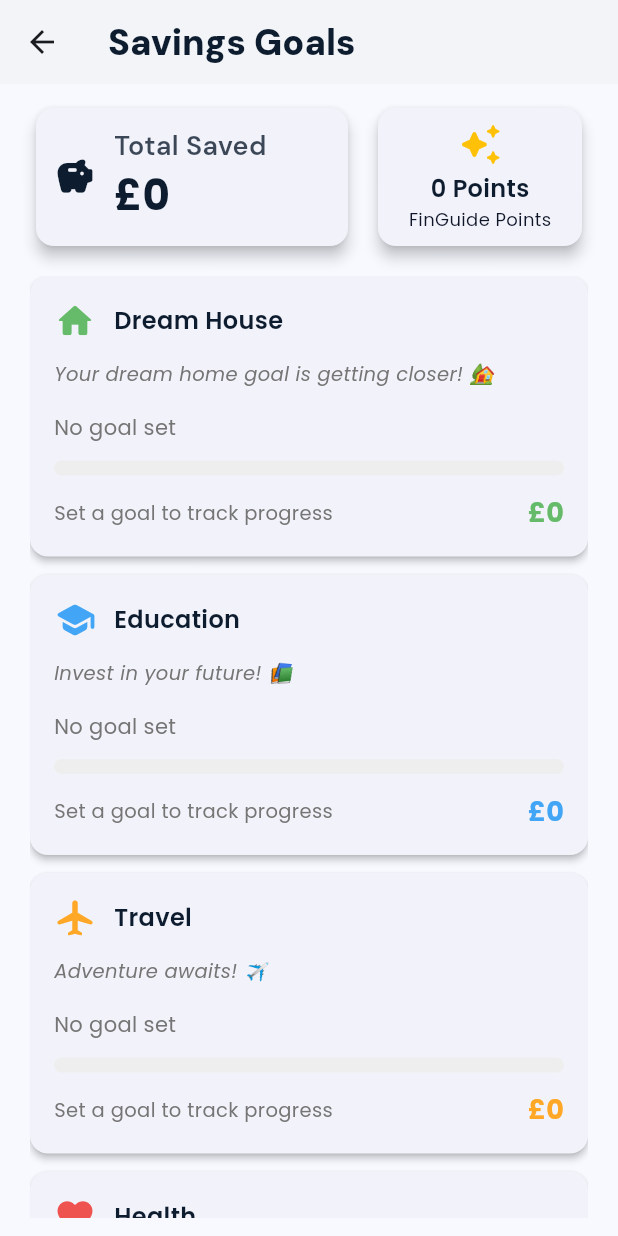
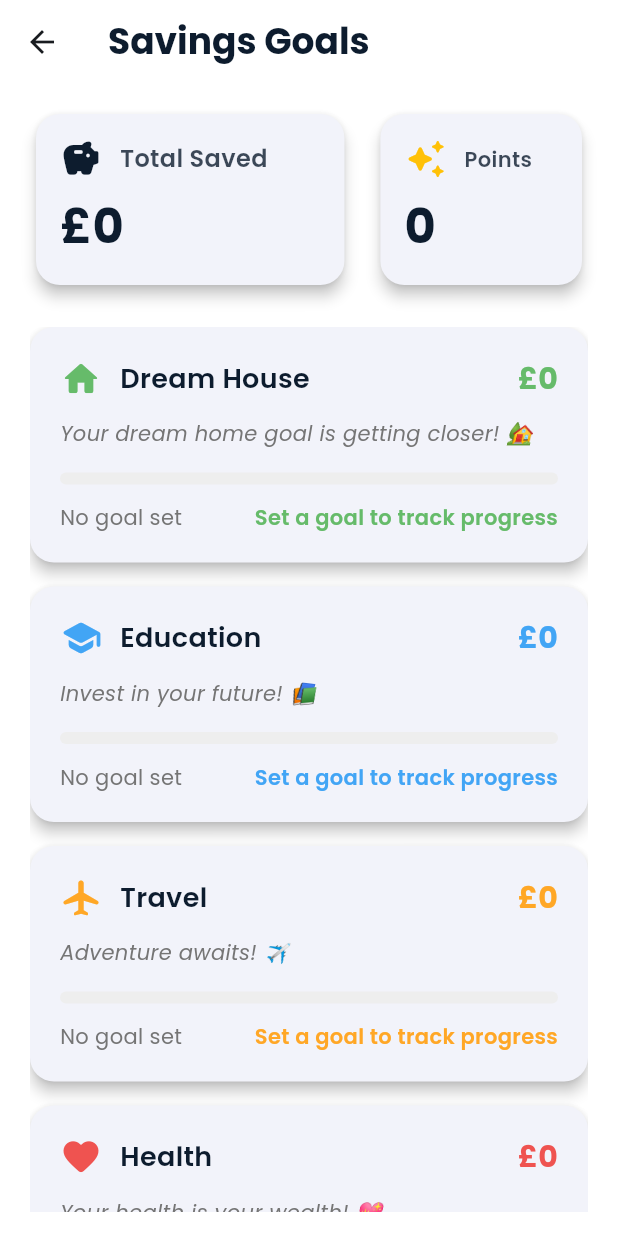
Before and after one commit to bimalsharma07/FinGuide, a Flutter app: the SavingsScreen screen opened directly, on a phone screen of 412 x 824 dp. Run offline on Flutter 3.47's test engine with Material 3 defaults, Android fonts, the phone set to English and light mode, and no system bars; our stand-ins replace animated_text_kit, flutter_svg, google_fonts; network calls fail.

Commit message:
Update savings_screen.dart

```diff
--- a/lib/screens/savings_screen.dart
+++ b/lib/screens/savings_screen.dart
@@ -26,38 +26,38 @@ class _SavingsScreenState extends State<SavingsScreen> {
     final savingsService = Provider.of<SavingsService>(context);
 
     return Scaffold(
+      backgroundColor: Colors.white,
       appBar: AppBar(
-        title: Text('Savings Goals',
-          style: GoogleFonts.dmSans(
-            fontWeight: FontWeight.w900,
+        title: Text(
+          'Savings Goals',
+          style: GoogleFonts.poppins(
+            fontWeight: FontWeight.bold,
             color: primaryColor,
             fontSize: 24,
           ),
         ),
         backgroundColor: Colors.white,
-        elevation: 2,
+        elevation: 0,
       ),
-      body: Padding(
-        padding: const EdgeInsets.symmetric(horizontal: 20.0, vertical: 12.0),
+      body: SafeArea(
+        child: Padding(
+          padding: const EdgeInsets.symmetric(horizontal: 20.0, vertical: 16.0),
           child: Column(
             children: [
-            SizedBox(
-              height: 100,
-              child: Row(
+              Row(
                 children: [
                   Expanded(
                     flex: 3,
                     child: _buildTotalSavingsCard(savingsService),
                   ),
-                  const SizedBox(width: 12),
+                  const SizedBox(width: 16),
                   Expanded(
                     flex: 2,
                     child: _buildPointsCard(savingsService),
                   ),
                 ],
               ),
-            ),
-            const SizedBox(height: 16),
+              const SizedBox(height: 24),
               Expanded(
                 child: ListView(
                   physics: const BouncingScrollPhysics(),
@@ -73,6 +73,7 @@ class _SavingsScreenState extends State<SavingsScreen> {
             ],
           ),
         ),
+      ),
     );
   }
 
@@ -80,32 +81,35 @@ class _SavingsScreenState extends State<SavingsScreen> {
     return Card(
       elevation: 4,
       shape: RoundedRectangleBorder(
-        borderRadius: BorderRadius.circular(12),
+        borderRadius: BorderRadius.circular(16),
       ),
       child: Container(
-        padding: const EdgeInsets.all(12),
-        child: Row(
-          children: [
-            const Icon(Icons.savings_rounded, size: 28, color: Color(0xFF0D1C2E)),
-            const SizedBox(width: 12),
-            Column(
+        padding: const EdgeInsets.all(16),
+        child: Column(
           crossAxisAlignment: CrossAxisAlignment.start,
           children: [
-                Text('Total Saved',
-                  style: GoogleFonts.dmSans(
-                    fontSize: 18,
+            Row(
+              children: [
+                Icon(Icons.savings_rounded, size: 28, color: primaryColor),
+                const SizedBox(width: 12),
+                Text(
+                  'Total Saved',
+                  style: GoogleFonts.poppins(
+                    fontSize: 16,
                     fontWeight: FontWeight.w600,
                     color: primaryColor.withOpacity(0.8),
                   ),
                 ),
-                Text('£${service.totalSavings.toStringAsFixed(0)}', // Use totalSavings getter
+              ],
+            ),
+            const SizedBox(height: 8),
+            Text(
+              '£${service.totalSavings.toStringAsFixed(0)}',
               style: GoogleFonts.poppins(
-                    fontSize: 28,
+                fontSize: 32,
                 fontWeight: FontWeight.bold,
                 color: primaryColor,
               ),
-                ),
-              ],
             ),
           ],
         ),
@@ -141,23 +145,37 @@ class _SavingsScreenState extends State<SavingsScreen> {
     return GestureDetector(
       onTap: () => _showWithdrawalDialog(category, context),
       child: Card(
-        margin: const EdgeInsets.only(bottom: 12),
-        shape: RoundedRectangleBorder(borderRadius: BorderRadius.circular(12)),
-        elevation: 2,
+        margin: const EdgeInsets.only(bottom: 16),
+        shape: RoundedRectangleBorder(borderRadius: BorderRadius.circular(16)),
+        elevation: 4,
         child: Padding(
-          padding: const EdgeInsets.all(16),
+          padding: const EdgeInsets.all(20),
           child: Column(
             crossAxisAlignment: CrossAxisAlignment.start,
+            children: [
+              Row(
+                mainAxisAlignment: MainAxisAlignment.spaceBetween,
                 children: [
                   Row(
                     children: [
                       Icon(icons[category], color: colors[category], size: 28),
                       const SizedBox(width: 12),
-                  Text(category,
+                      Text(
+                        category,
                         style: GoogleFonts.poppins(
                           fontWeight: FontWeight.w600,
-                      fontSize: 16,
+                          fontSize: 18,
                           color: primaryColor,
+                        ),
+                      ),
+                    ],
+                  ),
+                  Text(
+                    '£${amount.toStringAsFixed(0)}',
+                    style: GoogleFonts.poppins(
+                      fontWeight: FontWeight.bold,
+                      color: colors[category]!,
+                      fontSize: 20,
                     ),
                   ),
                 ],
@@ -166,12 +184,23 @@ class _SavingsScreenState extends State<SavingsScreen> {
               Text(
                 _savingsMessages[category]!,
                 style: GoogleFonts.poppins(
-                  fontSize: 13,
+                  fontSize: 14,
                   color: Colors.grey[600],
                   fontStyle: FontStyle.italic,
                 ),
               ),
               const SizedBox(height: 16),
+              LinearProgressIndicator(
+                value: percentage.toDouble(),
+                backgroundColor: Colors.grey[200],
+                valueColor: AlwaysStoppedAnimation<Color>(colors[category]!),
+                minHeight: 8,
+                borderRadius: BorderRadius.circular(4),
+              ),
+              const SizedBox(height: 12),
+              Row(
+                mainAxisAlignment: MainAxisAlignment.spaceBetween,
+                children: [
                   Text(
                     goalText,
                     style: GoogleFonts.poppins(
@@ -179,31 +208,12 @@ class _SavingsScreenState extends State<SavingsScreen> {
                       color: Colors.grey[600],
                     ),
                   ),
-              const SizedBox(height: 12),
-              LinearProgressIndicator(
-                value: percentage.toDouble(),
-                backgroundColor: Colors.grey[200],
-                valueColor: AlwaysStoppedAnimation<Color>(colors[category]!),
-                minHeight: 10,
-                borderRadius: BorderRadius.circular(6),
-              ),
-              const SizedBox(height: 12),
-              Row(
-                mainAxisAlignment: MainAxisAlignment.spaceBetween,
-                children: [
                   Text(
                     percentageText,
                     style: GoogleFonts.poppins(
-                      fontSize: 13,
-                      color: Colors.grey[600],
-                    ),
-                  ),
-                  Text(
-                    '£${amount.toStringAsFixed(0)}',
-                    style: GoogleFonts.poppins(
-                      fontWeight: FontWeight.bold,
+                      fontSize: 14,
+                      fontWeight: FontWeight.w600,
                       color: colors[category]!,
-                      fontSize: 18,
                     ),
                   ),
                 ],
@@ -257,35 +267,38 @@ class _SavingsScreenState extends State<SavingsScreen> {
   }
 
   Widget _buildPointsCard(SavingsService service) {
-    final points = service.totalSavings / 100; // Use totalSavings getter
+    final points = service.totalSavings ~/ 100;
     return Card(
       elevation: 4,
       shape: RoundedRectangleBorder(
-        borderRadius: BorderRadius.circular(12),
+        borderRadius: BorderRadius.circular(16),
       ),
       child: Container(
-        padding: const EdgeInsets.all(9),
+        padding: const EdgeInsets.all(16),
         child: Column(
-          mainAxisAlignment: MainAxisAlignment.center,
+          crossAxisAlignment: CrossAxisAlignment.start,
           children: [
-            const Icon(Icons.auto_awesome_rounded,
-              size: 30,
-              color: Colors.amber
-            ),
-            const SizedBox(height: 3),
+            Row(
+              children: [
+                Icon(Icons.auto_awesome_rounded, size: 28, color: Colors.amber),
+                const SizedBox(width: 12),
                 Text(
-              '${points.toStringAsFixed(0)} Points',
+                  'Points',
                   style: GoogleFonts.poppins(
-                fontSize: 16,
+                    fontSize: 14,
                     fontWeight: FontWeight.w600,
-                color: primaryColor,
+                    color: primaryColor.withOpacity(0.8),
                   ),
                 ),
+              ],
+            ),
+            const SizedBox(height: 8),
             Text(
-              'FinGuide Points',
+              points.toString(),
               style: GoogleFonts.poppins(
-                fontSize: 12,
-                color: const Color.fromARGB(239, 1, 7, 27),
+                fontSize: 32,
+                fontWeight: FontWeight.bold,
+                color: primaryColor,
               ),
             ),
           ],
```
Lines whose indentation alone changed are shown as unchanged.
